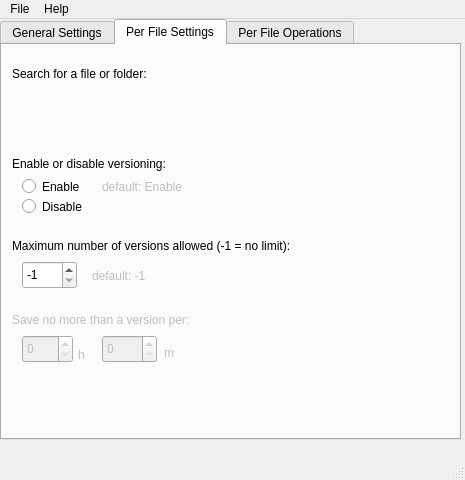
This is MalcolmGUI.ui in radudragusin/malcolm as Qt 5 draws it before an edit. The edited form follows.
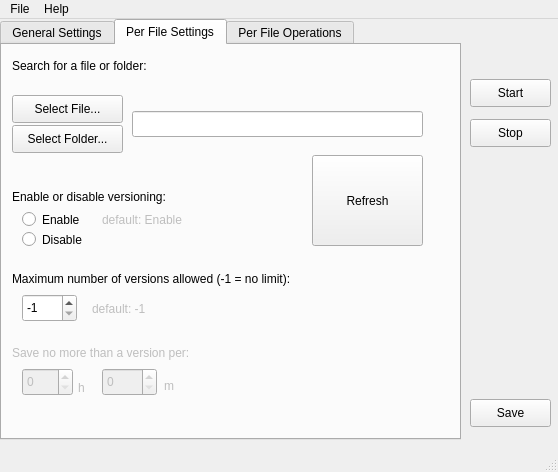
This is the edited form. The open tabs and pages were chosen to show the change.

```diff
--- a/MalcolmGUI.ui
+++ b/MalcolmGUI.ui
@@ -6,10 +6,22 @@
    <rect>
     <x>0</x>
     <y>0</y>
-    <width>465</width>
-    <height>480</height>
+    <width>558</width>
+    <height>472</height>
    </rect>
   </property>
+  <property name="minimumSize">
+   <size>
+    <width>558</width>
+    <height>472</height>
+   </size>
+  </property>
+  <property name="maximumSize">
+   <size>
+    <width>558</width>
+    <height>472</height>
+   </size>
+  </property>
   <property name="windowTitle">
    <string>MainWindow</string>
   </property>
@@ -309,7 +321,7 @@
       <property name="geometry">
        <rect>
         <x>100</x>
-        <y>133</y>
+        <y>166</y>
         <width>101</width>
         <height>18</height>
        </rect>
@@ -325,7 +337,7 @@
       <property name="geometry">
        <rect>
         <x>10</x>
-        <y>110</y>
+        <y>143</y>
         <width>291</width>
         <height>18</height>
        </rect>
@@ -338,7 +350,7 @@
       <property name="geometry">
        <rect>
         <x>20</x>
-        <y>150</y>
+        <y>183</y>
         <width>108</width>
         <height>23</height>
        </rect>
@@ -351,8 +363,8 @@
       <property name="geometry">
        <rect>
         <x>20</x>
-        <y>130</y>
-        <width>108</width>
+        <y>163</y>
+        <width>81</width>
         <height>23</height>
        </rect>
       </property>
@@ -364,7 +376,7 @@
       <property name="geometry">
        <rect>
         <x>10</x>
-        <y>20</y>
+        <y>12</y>
         <width>171</width>
         <height>18</height>
        </rect>
@@ -377,7 +389,7 @@
       <property name="geometry">
        <rect>
         <x>10</x>
-        <y>180</y>
+        <y>213</y>
         <width>421</width>
         <height>41</height>
        </rect>
@@ -399,7 +411,7 @@
       <property name="geometry">
        <rect>
         <x>90</x>
-        <y>222</y>
+        <y>255</y>
         <width>71</width>
         <height>18</height>
        </rect>
@@ -415,7 +427,7 @@
       <property name="geometry">
        <rect>
         <x>20</x>
-        <y>216</y>
+        <y>249</y>
         <width>55</width>
         <height>28</height>
        </rect>
@@ -434,7 +446,7 @@
       <property name="geometry">
        <rect>
         <x>162</x>
-        <y>297</y>
+        <y>330</y>
         <width>20</width>
         <height>21</height>
        </rect>
@@ -450,7 +462,7 @@
       <property name="geometry">
        <rect>
         <x>100</x>
-        <y>290</y>
+        <y>323</y>
         <width>55</width>
         <height>28</height>
        </rect>
@@ -463,7 +475,7 @@
       <property name="geometry">
        <rect>
         <x>76</x>
-        <y>300</y>
+        <y>333</y>
         <width>20</width>
         <height>20</height>
        </rect>
@@ -479,7 +491,7 @@
       <property name="geometry">
        <rect>
         <x>10</x>
-        <y>254</y>
+        <y>287</y>
         <width>421</width>
         <height>41</height>
        </rect>
@@ -501,12 +513,61 @@
       <property name="geometry">
        <rect>
         <x>20</x>
-        <y>290</y>
+        <y>323</y>
         <width>51</width>
         <height>28</height>
        </rect>
       </property>
      </widget>
+     <widget class="QPushButton" name="pushButton_7">
+      <property name="geometry">
+       <rect>
+        <x>10</x>
+        <y>50</y>
+        <width>111</width>
+        <height>28</height>
+       </rect>
+      </property>
+      <property name="text">
+       <string>Select File...</string>
+      </property>
+     </widget>
+     <widget class="QLineEdit" name="lineEdit_3">
+      <property name="geometry">
+       <rect>
+        <x>130</x>
+        <y>66</y>
+        <width>291</width>
+        <height>26</height>
+       </rect>
+      </property>
+     </widget>
+     <widget class="QPushButton" name="pushButton_8">
+      <property name="geometry">
+       <rect>
+        <x>10</x>
+        <y>80</y>
+        <width>111</width>
+        <height>28</height>
+       </rect>
+      </property>
+      <property name="text">
+       <string>Select Folder...</string>
+      </property>
+     </widget>
+     <widget class="QPushButton" name="pushButton_9">
+      <property name="geometry">
+       <rect>
+        <x>310</x>
+        <y>110</y>
+        <width>111</width>
+        <height>91</height>
+       </rect>
+      </property>
+      <property name="text">
+       <string>Refresh</string>
+      </property>
+     </widget>
     </widget>
     <widget class="QWidget" name="tab_2">
      <attribute name="title">
@@ -620,13 +681,52 @@
      </widget>
     </widget>
    </widget>
+   <widget class="QPushButton" name="pushButton_10">
+    <property name="geometry">
+     <rect>
+      <x>470</x>
+      <y>60</y>
+      <width>81</width>
+      <height>28</height>
+     </rect>
+    </property>
+    <property name="text">
+     <string>Start</string>
+    </property>
+   </widget>
+   <widget class="QPushButton" name="pushButton_11">
+    <property name="geometry">
+     <rect>
+      <x>470</x>
+      <y>100</y>
+      <width>81</width>
+      <height>28</height>
+     </rect>
+    </property>
+    <property name="text">
+     <string>Stop</string>
+    </property>
+   </widget>
+   <widget class="QPushButton" name="pushButton_12">
+    <property name="geometry">
+     <rect>
+      <x>470</x>
+      <y>380</y>
+      <width>81</width>
+      <height>28</height>
+     </rect>
+    </property>
+    <property name="text">
+     <string>Save</string>
+    </property>
+   </widget>
   </widget>
   <widget class="QMenuBar" name="menubar">
    <property name="geometry">
     <rect>
      <x>0</x>
      <y>0</y>
-     <width>465</width>
+     <width>558</width>
      <height>25</height>
     </rect>
    </property>
```
Left out of the diff: 7 changed lines with no effect on the pictures.
